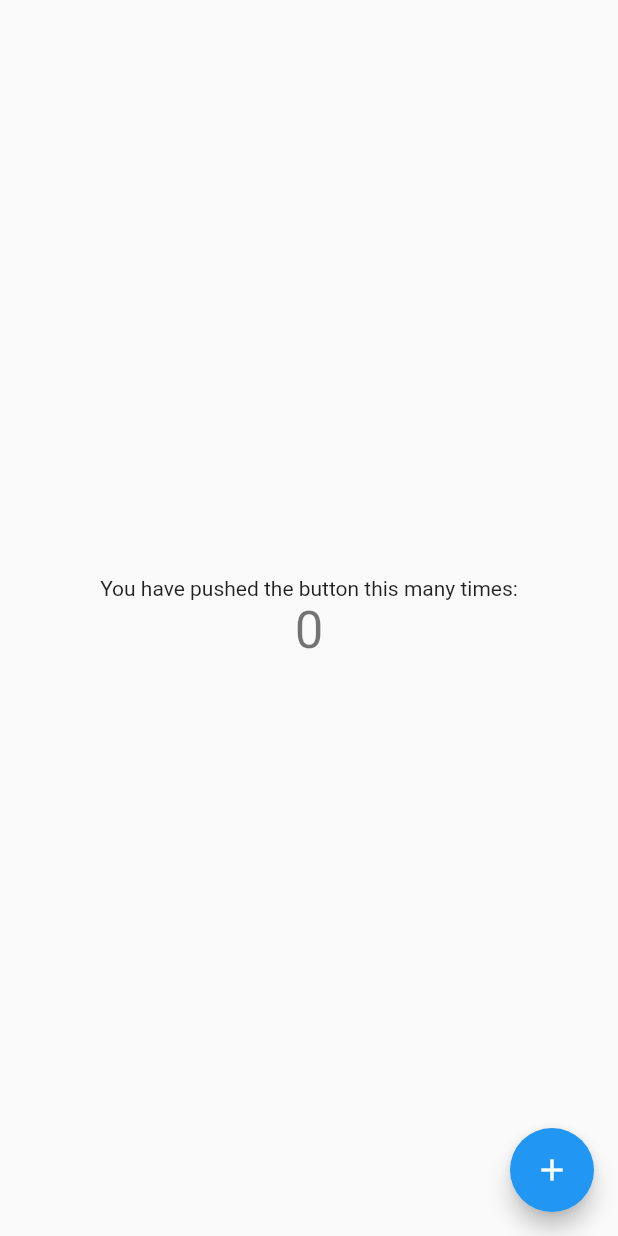
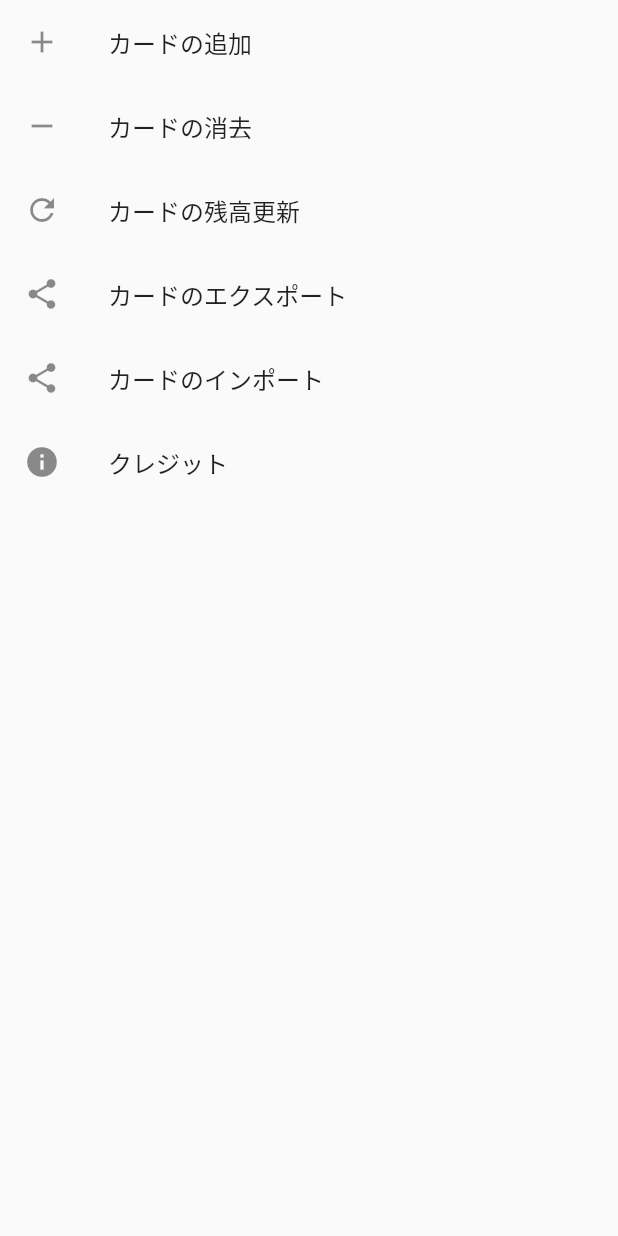
Before and after one commit to Dosugamea/book-card-pay, a Flutter app: the SettingsPage screen opened directly, on a phone screen of 412 x 824 dp. Run offline on Flutter 3.47's test engine with Material 2 defaults, Android fonts, the phone set to English and light mode, and no system bars.

Commit message:
🚧 Created settings page

```diff
--- /dev/null
+++ b/lib/components/setting.dart
@@ -0,0 +1,20 @@
+import 'package:flutter/material.dart';
+
+class Setting extends StatelessWidget {
+  final String _title;
+  final IconData _icon;
+  final Widget _to;
+
+  const Setting(this._title, this._icon, this._to, {Key? key})
+      : super(key: key);
+
+  @override
+  Widget build(BuildContext context) {
+    return ListTile(
+        leading: Icon(_icon),
+        title: Text(_title),
+        onTap: () {
+          Navigator.push(context, MaterialPageRoute(builder: (context) => _to));
+        });
+  }
+}
--- a/lib/pages/settings.dart
+++ b/lib/pages/settings.dart
@@ -1,4 +1,6 @@
 import 'package:flutter/material.dart';
+import 'package:book_pay/pages/cards.dart';
+import 'package:book_pay/components/setting.dart';
 
 // カード一覧ページの定義
 class SettingsPage extends StatefulWidget {
@@ -11,35 +13,27 @@ class SettingsPage extends StatefulWidget {
 }
 
 class _SettingsPageState extends State<SettingsPage> {
-  int _counter = 0;
+  final List<Setting> _settings = [];
 
-  void _incrementCounter() {
-    setState(() {
-      _counter++;
-    });
+  @override
+  void initState() {
+    _settings.add(const Setting('カードの追加', Icons.add, CardsPage()));
+    _settings.add(const Setting('カードの消去', Icons.remove, CardsPage()));
+    _settings.add(const Setting('カードの残高更新', Icons.refresh, CardsPage()));
+    _settings.add(const Setting('カードのエクスポート', Icons.share, CardsPage()));
+    _settings.add(const Setting('カードのインポート', Icons.share, CardsPage()));
+    _settings.add(const Setting('クレジット', Icons.info, CardsPage()));
+    super.initState();
   }
 
   @override
   Widget build(BuildContext context) {
     return Scaffold(
-      body: Center(
-        child: Column(
-          mainAxisAlignment: MainAxisAlignment.center,
-          children: <Widget>[
-            const Text(
-              'You have pushed the button this many times:',
-            ),
-            Text(
-              '$_counter',
-              style: Theme.of(context).textTheme.headline4,
-            ),
-          ],
-        ),
-      ),
-      floatingActionButton: FloatingActionButton(
-        onPressed: _incrementCounter,
-        tooltip: 'Increment',
-        child: const Icon(Icons.add),
+      body: ListView.builder(
+        itemCount: _settings.length,
+        itemBuilder: (BuildContext context, int index) {
+          return _settings[index];
+        },
       ),
     );
   }
```
